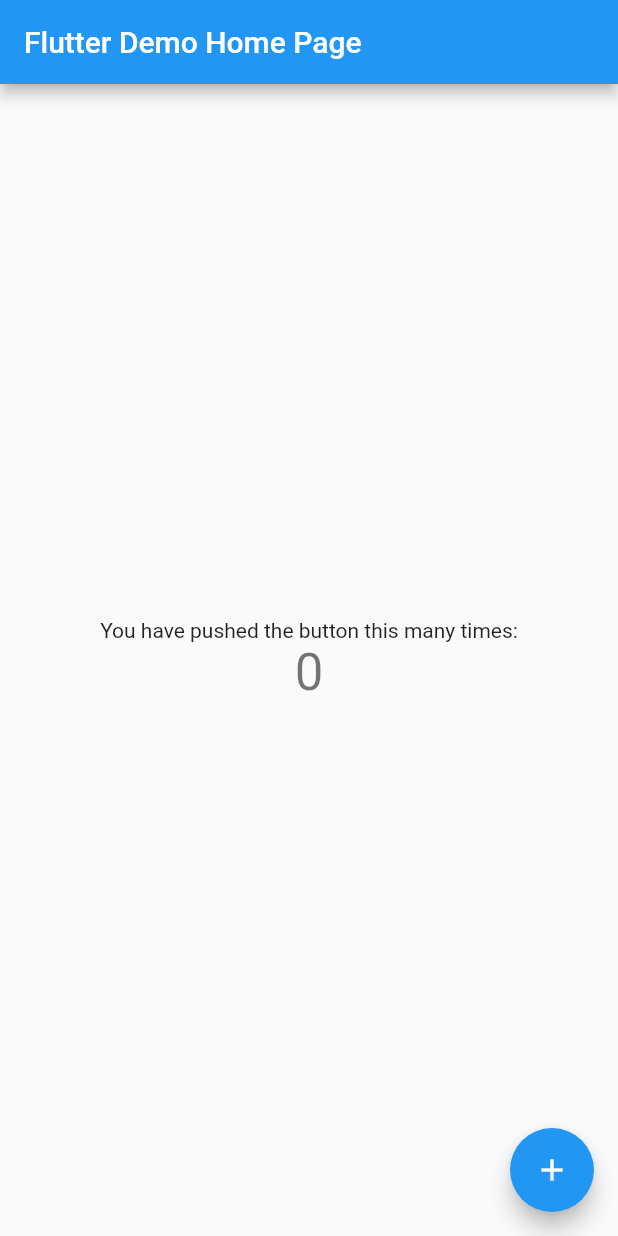
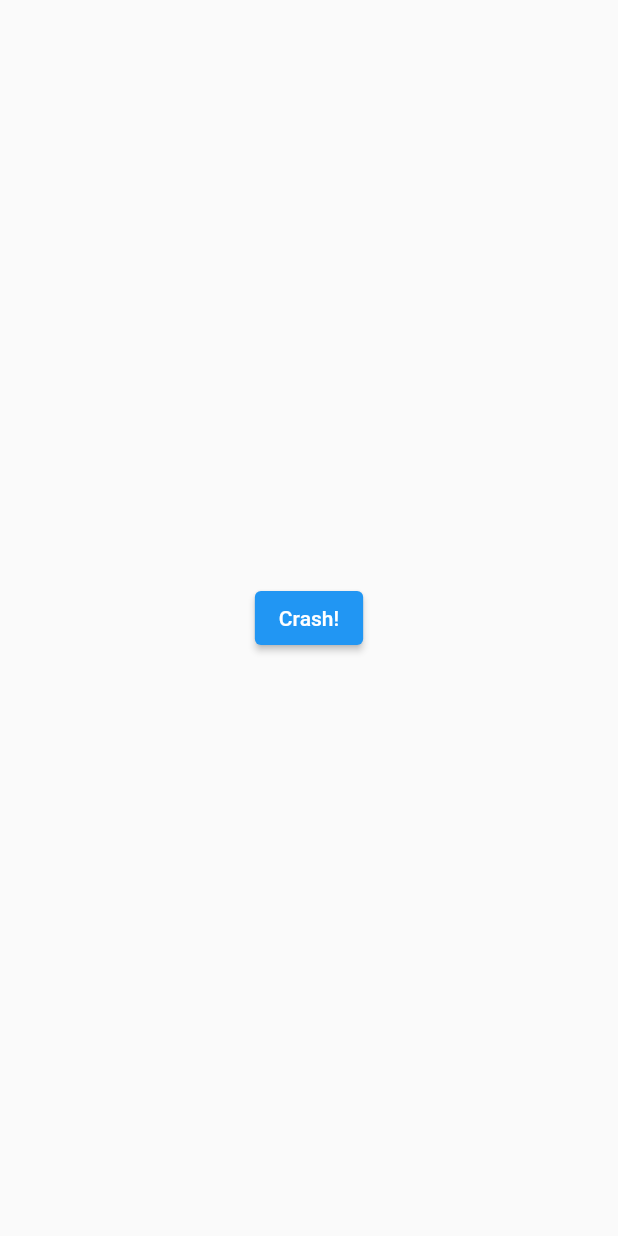
Before and after one commit to nilsreichardt/playground, a Flutter app: the screen it shows after launch, on a phone screen of 412 x 824 dp. Run offline on Flutter 3.47's test engine with Material 2 defaults, Android fonts, the phone set to English and light mode, and no system bars; our stand-ins replace firebase_core, firebase_crashlytics; accounts and stored records are empty; statements that could not run were skipped.

Commit message:
Add Firebase and files

```diff
--- a/crashlytics_dsym/lib/main.dart
+++ b/crashlytics_dsym/lib/main.dart
@@ -1,115 +1,41 @@
+import 'dart:async';
+
+import 'package:crashlytics_dsym/firebase_options.dart';
+import 'package:firebase_core/firebase_core.dart';
+import 'package:firebase_crashlytics/firebase_crashlytics.dart';
 import 'package:flutter/material.dart';
 
-void main() {
-  runApp(const MyApp());
+Future<void> main() async {
+  await runZonedGuarded(
+    () async {
+      WidgetsFlutterBinding.ensureInitialized();
+
+      await Firebase.initializeApp(
+        options: DefaultFirebaseOptions.currentPlatform,
+      );
+
+      runApp(const _MyApp());
+    },
+    (error, stack) => FirebaseCrashlytics.instance.recordError(error, stack),
+  );
 }
 
-class MyApp extends StatelessWidget {
-  const MyApp({Key? key}) : super(key: key);
+class _MyApp extends StatelessWidget {
+  const _MyApp();
 
-  // This widget is the root of your application.
   @override
   Widget build(BuildContext context) {
     return MaterialApp(
-      title: 'Flutter Demo',
-      theme: ThemeData(
-        // This is the theme of your application.
-        //
-        // Try running your application with "flutter run". You'll see the
-        // application has a blue toolbar. Then, without quitting the app, try
-        // changing the primarySwatch below to Colors.green and then invoke
-        // "hot reload" (press "r" in the console where you ran "flutter run",
-        // or simply save your changes to "hot reload" in a Flutter IDE).
-        // Notice that the counter didn't reset back to zero; the application
-        // is not restarted.
-        primarySwatch: Colors.blue,
+      home: Scaffold(
+        body: Center(
+          child: ElevatedButton(
+            onPressed: () {
+              FirebaseCrashlytics.instance.crash();
+            },
+            child: const Text('Crash!'),
+          ),
+        ),
       ),
-      home: const MyHomePage(title: 'Flutter Demo Home Page'),
     );
   }
 }
-
-class MyHomePage extends StatefulWidget {
-  const MyHomePage({Key? key, required this.title}) : super(key: key);
-
-  // This widget is the home page of your application. It is stateful, meaning
-  // that it has a State object (defined below) that contains fields that affect
-  // how it looks.
-
-  // This class is the configuration for the state. It holds the values (in this
-  // case the title) provided by the parent (in this case the App widget) and
-  // used by the build method of the State. Fields in a Widget subclass are
-  // always marked "final".
-
-  final String title;
-
-  @override
-  State<MyHomePage> createState() => _MyHomePageState();
-}
-
-class _MyHomePageState extends State<MyHomePage> {
-  int _counter = 0;
-
-  void _incrementCounter() {
-    setState(() {
-      // This call to setState tells the Flutter framework that something has
-      // changed in this State, which causes it to rerun the build method below
-      // so that the display can reflect the updated values. If we changed
-      // _counter without calling setState(), then the build method would not be
-      // called again, and so nothing would appear to happen.
-      _counter++;
-    });
-  }
-
-  @override
-  Widget build(BuildContext context) {
-    // This method is rerun every time setState is called, for instance as done
-    // by the _incrementCounter method above.
-    //
-    // The Flutter framework has been optimized to make rerunning build methods
-    // fast, so that you can just rebuild anything that needs updating rather
-    // than having to individually change instances of widgets.
-    return Scaffold(
-      appBar: AppBar(
-        // Here we take the value from the MyHomePage object that was created by
-        // the App.build method, and use it to set our appbar title.
-        title: Text(widget.title),
-      ),
-      body: Center(
-        // Center is a layout widget. It takes a single child and positions it
-        // in the middle of the parent.
-        child: Column(
-          // Column is also a layout widget. It takes a list of children and
-          // arranges them vertically. By default, it sizes itself to fit its
-          // children horizontally, and tries to be as tall as its parent.
-          //
-          // Invoke "debug painting" (press "p" in the console, choose the
-          // "Toggle Debug Paint" action from the Flutter Inspector in Android
-          // Studio, or the "Toggle Debug Paint" command in Visual Studio Code)
-          // to see the wireframe for each widget.
-          //
-          // Column has various properties to control how it sizes itself and
-          // how it positions its children. Here we use mainAxisAlignment to
-          // center the children vertically; the main axis here is the vertical
-          // axis because Columns are vertical (the cross axis would be
-          // horizontal).
-          mainAxisAlignment: MainAxisAlignment.center,
-          children: <Widget>[
-            const Text(
-              'You have pushed the button this many times:',
-            ),
-            Text(
-              '$_counter',
-              style: Theme.of(context).textTheme.headline4,
-            ),
-          ],
-        ),
-      ),
-      floatingActionButton: FloatingActionButton(
-        onPressed: _incrementCounter,
-        tooltip: 'Increment',
-        child: const Icon(Icons.add),
-      ), // This trailing comma makes auto-formatting nicer for build methods.
-    );
-  }
-}
```
Also changed, not shown: crashlytics_dsym/lib/firebase_options.dart (added), 1 other file.
